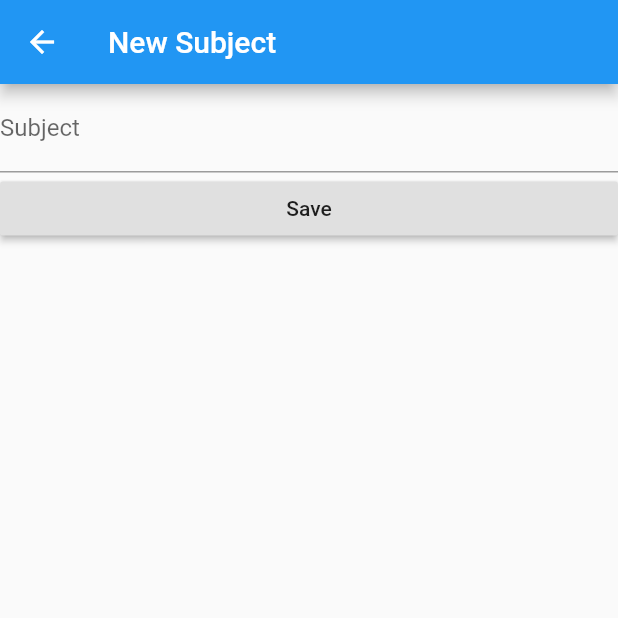
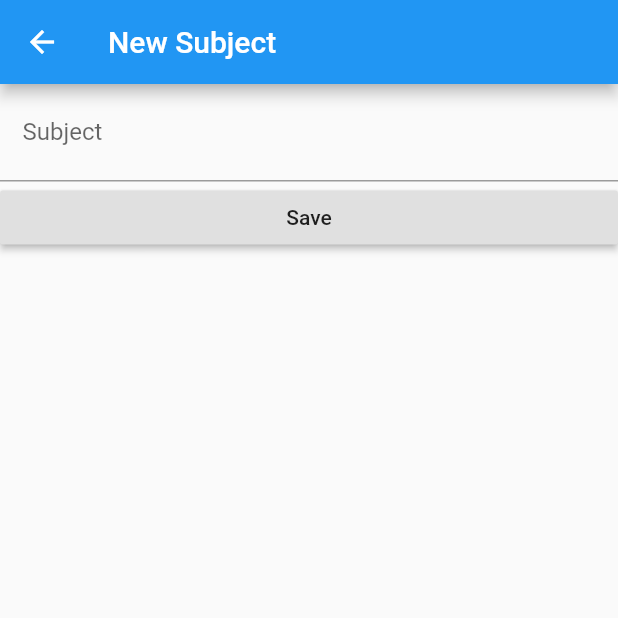
Before and after one commit to momoNiti/flutter_assignment_02, a Flutter app: the screen it shows after launch, after a tap on the "add" icon, on a phone screen of 412 x 824 dp, the top half of it. Run offline on Flutter 3.47's test engine with Material 2 defaults, Android fonts, the phone set to English and light mode, and no system bars; our stand-ins replace sqflite; accounts and stored records are empty.

Commit message:
font size

```diff
--- a/lib/ui/completed_screen.dart
+++ b/lib/ui/completed_screen.dart
@@ -40,7 +40,12 @@ class CompletedState extends State<Completed>{
         ],
       ),
       body: Center(
-        child: count == 0? Text("No data found.."):
+        child: count == 0? Text(
+          "No data found..",
+          style: TextStyle(
+            fontSize: 18.0
+          ),
+          ):
         ListView.builder(
           itemCount: todoes.length,
           padding: const EdgeInsets.all(15.0),
--- a/lib/ui/new_subject_screen.dart
+++ b/lib/ui/new_subject_screen.dart
@@ -33,7 +33,8 @@ class NewSubjectState extends State<NewSubject>{
                 }
               },
               decoration: InputDecoration(
-                labelText: "Subject"
+                labelText: "Subject",
+                contentPadding: const EdgeInsets.all(15)
               ),
             ),
             RaisedButton(
--- a/lib/ui/task_screen.dart
+++ b/lib/ui/task_screen.dart
@@ -41,7 +41,12 @@ class TaskState extends State<Task>{
       ),
       body: Center(
         child: count == 0?
-        Text("No data found.."):
+        Text(
+          "No data found..",
+          style: TextStyle(
+            fontSize: 18.0
+          ),
+          ):
         ListView.builder(
           itemCount: todoes.length,
           padding: const EdgeInsets.all(15.0),
```
